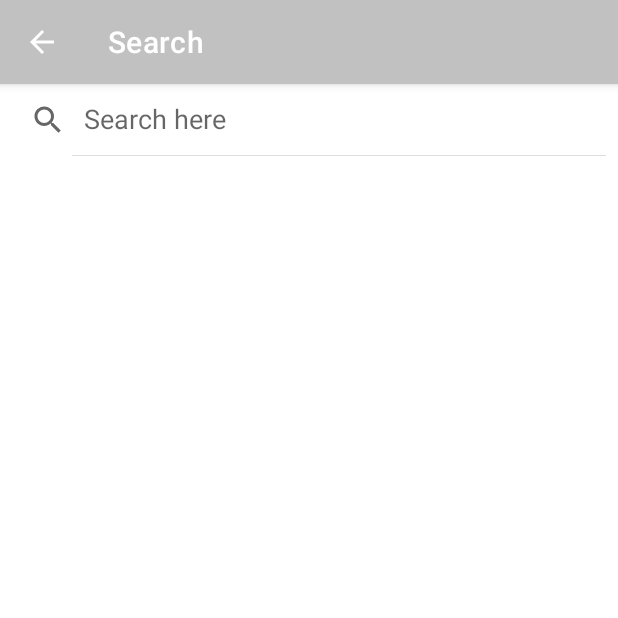
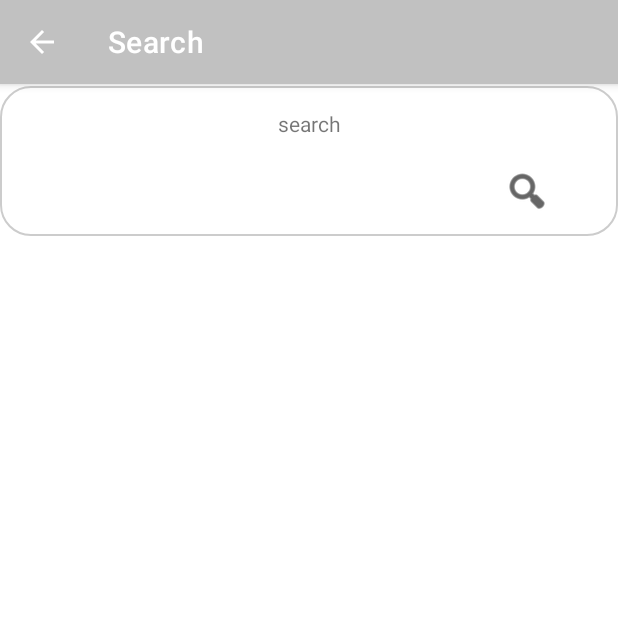
Before and after one commit to gonensel/telhaimarket, an Android app: the Search screen opened directly, with no data from a screen before it, on a phone screen of 412 x 824 dp, the top half of it. Run offline under Robolectric (Android 15) with nearby library versions, the phone set to English and light mode, and no system bars.

Commit message:
search activity -- (Raz)

```diff
--- a/app/src/main/res/layout/activity_search.xml
+++ b/app/src/main/res/layout/activity_search.xml
@@ -10,13 +10,42 @@
         android:layout_width="match_parent"
         android:layout_height="match_parent">
 
-        <SearchView
-            android:id="@+id/simpleSearchView"
+
+        <LinearLayout
             android:layout_width="match_parent"
-            android:layout_height="wrap_content"
-            android:iconifiedByDefault="false"
-            android:queryHint="Search here"
-            />
+            android:layout_height="100dp"
+            android:layout_marginTop="1dp"
+            android:padding="5dp"
+            android:background="@drawable/border"
+            android:orientation="vertical">
 
+            <TextView
+                android:id="@+id/search_view"
+                android:layout_width="wrap_content"
+                android:layout_height="wrap_content"
+                android:ems="25"
+                android:text="@string/search"
+                android:textAlignment="center"
+                android:layout_marginTop="10dp"
+                android:layout_gravity="center" />
+
+            <EditText
+                android:id="@+id/search_edit"
+                android:layout_width="280dp"
+                android:layout_height="60dp"
+                android:layout_marginTop="9dp"
+                android:inputType="text"
+                android:minHeight="80dp"
+                android:textAlignment="textStart" />
+
+            <ImageView
+                android:id="@+id/imageView2"
+                android:layout_width="wrap_content"
+                android:layout_height="wrap_content"
+                android:layout_marginLeft="330dp"
+                android:layout_marginTop="-50dp"
+                app:srcCompat="@android:drawable/ic_menu_search"
+                app:tint="@color/black" />
+        </LinearLayout>
     </FrameLayout>
 </androidx.constraintlayout.widget.ConstraintLayout>
--- a/app/src/main/res/values/strings.xml
+++ b/app/src/main/res/values/strings.xml
@@ -46,6 +46,7 @@
 
 
     <string name="send_reset_email">Send reset e-mail</string>
+    <string name="search">search</string>
 
 
 </resources>
```
